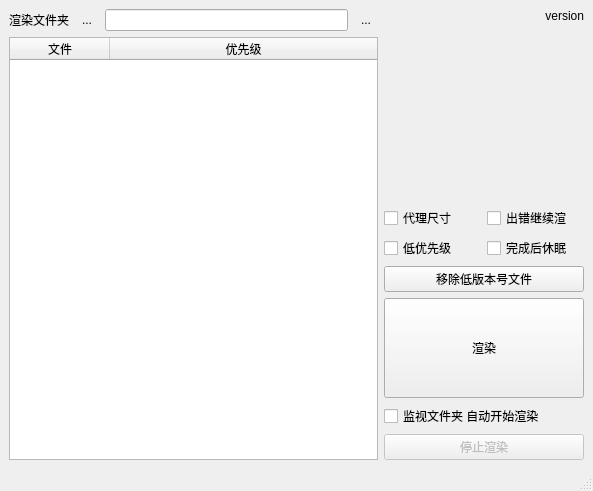
First picture: the form in batchrender.ui, repository NateScarlet/NukeBatchRender, before the edit.
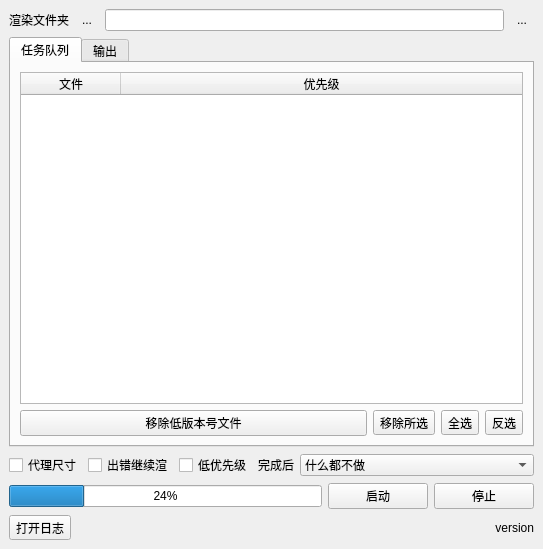
Second picture: the form after the edit. The open tabs and pages were chosen to show the change.

Diff of the .ui file:
```diff
--- a/batchrender.ui
+++ b/batchrender.ui
@@ -6,8 +6,8 @@
    <rect>
     <x>0</x>
     <y>0</y>
-    <width>593</width>
-    <height>491</height>
+    <width>543</width>
+    <height>549</height>
    </rect>
   </property>
   <property name="windowTitle">
@@ -16,6 +16,10 @@
   <widget class="QWidget" name="centralwidget">
    <layout class="QHBoxLayout" name="horizontalLayout_6">
     <item>
+     <layout class="QVBoxLayout" name="verticalLayout_5">
+      <item>
+       <layout class="QHBoxLayout" name="horizontalLayout_7">
+        <item>
      <layout class="QVBoxLayout" name="verticalLayout_3">
       <item>
        <layout class="QFormLayout" name="formLayout_2">
@@ -69,17 +73,18 @@
         </item>
        </layout>
       </item>
+          <item>
+           <widget class="QTabWidget" name="tabWidget">
+            <property name="currentIndex">
+             <number>1</number>
+            </property>
+            <widget class="QWidget" name="tab">
+             <attribute name="title">
+              <string>任务队列</string>
+             </attribute>
+             <layout class="QVBoxLayout" name="verticalLayout">
       <item>
        <widget class="QTableWidget" name="tableWidget">
-        <property name="sortingEnabled">
-         <bool>true</bool>
-        </property>
-        <attribute name="horizontalHeaderCascadingSectionResizes">
-         <bool>true</bool>
-        </attribute>
-        <attribute name="horizontalHeaderDefaultSectionSize">
-         <number>100</number>
-        </attribute>
         <attribute name="horizontalHeaderStretchLastSection">
          <bool>true</bool>
         </attribute>
@@ -95,77 +100,166 @@
         </column>
        </widget>
       </item>
-     </layout>
-    </item>
     <item>
-     <layout class="QVBoxLayout" name="verticalLayout_2">
+               <layout class="QHBoxLayout" name="horizontalLayout_3">
       <item>
-       <widget class="QLabel" name="versionLabel">
+                 <widget class="QPushButton" name="pushButtonRemoveOldVersion">
         <property name="text">
-         <string>version</string>
-        </property>
-        <property name="alignment">
-         <set>Qt::AlignRight|Qt::AlignTrailing|Qt::AlignVCenter</set>
+                   <string>移除低版本号文件</string>
+                  </property>
+                 </widget>
+                </item>
+                <item>
+                 <widget class="QToolButton" name="toolButtonRemove">
+                  <property name="text">
+                   <string>移除所选</string>
         </property>
        </widget>
       </item>
       <item>
-       <spacer name="verticalSpacer">
-        <property name="orientation">
-         <enum>Qt::Vertical</enum>
-        </property>
-        <property name="sizeHint" stdset="0">
-         <size>
-          <width>20</width>
-          <height>40</height>
-         </size>
-        </property>
-       </spacer>
-      </item>
+                 <widget class="QToolButton" name="toolButtonSelectAll">
+                  <property name="text">
+                   <string>全选</string>
+                  </property>
+                 </widget>
+                </item>
+                <item>
+                 <widget class="QToolButton" name="toolButtonReverseSelection">
+                  <property name="text">
+                   <string>反选</string>
+                  </property>
+                 </widget>
+                </item>
+               </layout>
+              </item>
+             </layout>
+            </widget>
+            <widget class="QWidget" name="tab_2">
+             <attribute name="title">
+              <string>输出</string>
+             </attribute>
+             <layout class="QVBoxLayout" name="verticalLayout_4">
       <item>
-       <layout class="QGridLayout" name="gridLayout">
-        <property name="sizeConstraint">
-         <enum>QLayout::SetDefaultConstraint</enum>
-        </property>
-        <item row="0" column="0">
-         <widget class="QCheckBox" name="proxyCheck">
+               <widget class="QTextEdit" name="textEdit">
+                <property name="readOnly">
+                 <bool>true</bool>
+                </property>
+               </widget>
+              </item>
+             </layout>
+            </widget>
+           </widget>
+          </item>
+         </layout>
+        </item>
+       </layout>
+      </item>
+      <item>
+       <layout class="QHBoxLayout" name="horizontalLayout_8">
+        <item>
+         <widget class="QCheckBox" name="checkBoxProxy">
+          <property name="sizePolicy">
+           <sizepolicy hsizetype="Fixed" vsizetype="Fixed">
+            <horstretch>0</horstretch>
+            <verstretch>0</verstretch>
+           </sizepolicy>
+          </property>
           <property name="text">
            <string>代理尺寸</string>
           </property>
          </widget>
         </item>
-        <item row="0" column="1">
-         <widget class="QCheckBox" name="continueCheck">
+        <item>
+         <widget class="QCheckBox" name="checkBoxContinue">
+          <property name="sizePolicy">
+           <sizepolicy hsizetype="Fixed" vsizetype="Fixed">
+            <horstretch>0</horstretch>
+            <verstretch>0</verstretch>
+           </sizepolicy>
+          </property>
           <property name="text">
            <string>出错继续渲</string>
           </property>
          </widget>
         </item>
-        <item row="1" column="0">
-         <widget class="QCheckBox" name="priorityCheck">
+        <item>
+         <widget class="QCheckBox" name="checkBoxPriority">
+          <property name="sizePolicy">
+           <sizepolicy hsizetype="Fixed" vsizetype="Fixed">
+            <horstretch>0</horstretch>
+            <verstretch>0</verstretch>
+           </sizepolicy>
+          </property>
           <property name="text">
            <string>低优先级</string>
           </property>
          </widget>
         </item>
-        <item row="1" column="1">
-         <widget class="QCheckBox" name="hiberCheck">
+        <item>
+         <layout class="QHBoxLayout" name="horizontalLayout_4">
+          <item>
+           <widget class="QLabel" name="label_2">
+            <property name="sizePolicy">
+             <sizepolicy hsizetype="Fixed" vsizetype="Preferred">
+              <horstretch>0</horstretch>
+              <verstretch>0</verstretch>
+             </sizepolicy>
+            </property>
           <property name="text">
-           <string>完成后休眠</string>
+             <string>完成后</string>
           </property>
          </widget>
         </item>
-       </layout>
+          <item>
+           <widget class="QComboBox" name="comboBoxAfterFinish">
+            <property name="sizePolicy">
+             <sizepolicy hsizetype="Preferred" vsizetype="Fixed">
+              <horstretch>0</horstretch>
+              <verstretch>0</verstretch>
+             </sizepolicy>
+            </property>
+            <item>
+             <property name="text">
+              <string>什么都不做</string>
+             </property>
       </item>
       <item>
-       <widget class="QPushButton" name="pushButtonRemoveOldVersion">
         <property name="text">
-         <string>移除低版本号文件</string>
-        </property>
-       </widget>
-      </item>
+              <string>关机</string>
+             </property>
+            </item>
+            <item>
+             <property name="text">
+              <string>休眠</string>
+             </property>
+            </item>
+            <item>
+             <property name="text">
+              <string>Deadline</string>
+             </property>
+            </item>
+            <item>
+             <property name="text">
+              <string>执行命令</string>
+             </property>
+            </item>
+           </widget>
+          </item>
+         </layout>
+        </item>
+       </layout>
+      </item>
       <item>
-       <widget class="QPushButton" name="renderButton">
+       <layout class="QHBoxLayout" name="horizontalLayout_5">
+        <item>
+         <widget class="QProgressBar" name="progressBar">
+          <property name="value">
+           <number>24</number>
+          </property>
+         </widget>
+        </item>
+        <item>
+         <widget class="QPushButton" name="pushButtonStart">
         <property name="sizePolicy">
          <sizepolicy hsizetype="Minimum" vsizetype="Fixed">
           <horstretch>0</horstretch>
@@ -174,31 +268,53 @@
         </property>
         <property name="minimumSize">
          <size>
-          <width>200</width>
-          <height>100</height>
+            <width>100</width>
+            <height>0</height>
          </size>
         </property>
         <property name="text">
-         <string>渲染</string>
+           <string>启动</string>
         </property>
        </widget>
       </item>
       <item>
-       <widget class="QCheckBox" name="checkBoxAutoStart">
+         <widget class="QPushButton" name="pushButtonStop">
+          <property name="minimumSize">
+           <size>
+            <width>100</width>
+            <height>0</height>
+           </size>
+          </property>
         <property name="text">
-         <string>监视文件夹 自动开始渲染</string>
+           <string>停止</string>
         </property>
        </widget>
       </item>
       <item>
-       <widget class="QPushButton" name="stopButton">
-        <property name="enabled">
-         <bool>false</bool>
-        </property>
+         <layout class="QVBoxLayout" name="verticalLayout_2"/>
+        </item>
+       </layout>
+      </item>
+      <item>
+       <layout class="QHBoxLayout" name="horizontalLayout_9">
+        <item>
+         <widget class="QToolButton" name="toolButtonOpenLog">
+          <property name="text">
+           <string>打开日志</string>
+          </property>
+         </widget>
+        </item>
+        <item>
+         <widget class="QLabel" name="labelVersion">
         <property name="text">
-         <string>停止渲染</string>
-        </property>
-       </widget>
+           <string>version</string>
+          </property>
+          <property name="alignment">
+           <set>Qt::AlignRight|Qt::AlignTrailing|Qt::AlignVCenter</set>
+          </property>
+         </widget>
+        </item>
+       </layout>
       </item>
      </layout>
     </item>
@@ -214,45 +330,6 @@
     </rect>
    </property>
   </widget>
-  <widget class="QStatusBar" name="statusbar"/>
-  <action name="actionRender">
-   <property name="text">
-    <string>render</string>
-   </property>
-  </action>
-  <action name="actionDir">
-   <property name="text">
-    <string>dir</string>
-   </property>
-  </action>
-  <action name="actionStop">
-   <property name="text">
-    <string>stop</string>
-   </property>
-  </action>
-  <action name="actionNuke">
-   <property name="text">
-    <string>nuke</string>
-   </property>
-  </action>
-  <action name="actionUpdateUI">
-   <property name="text">
-    <string>updateUI</string>
-   </property>
-  </action>
-  <action name="actionOpenDir">
-   <property name="text">
-    <string>openDir</string>
-   </property>
-   <property name="toolTip">
-    <string>openDir</string>
-   </property>
-  </action>
-  <action name="actionRemoveOldVersion">
-   <property name="text">
-    <string>removeOldVersion</string>
-   </property>
-  </action>
  </widget>
  <resources/>
  <connections>
```
Left out of the diff: 106 changed lines with no effect on the pictures. Lines whose indentation alone changed are shown as unchanged.
